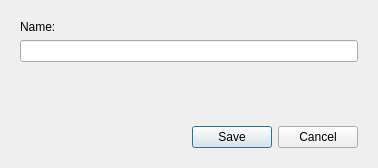
Before: the Qt Designer form POS-System/customerdialog.ui in AbdelkarimYT/Leaf, drawn with Qt 5.
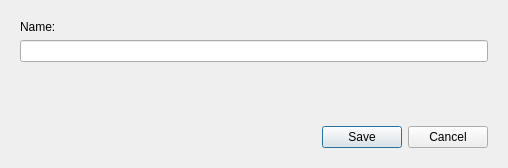
After: the same form once the commit is applied.

Patch:
```diff
--- a/POS-System/customerdialog.ui
+++ b/POS-System/customerdialog.ui
@@ -6,7 +6,7 @@
    <rect>
     <x>0</x>
     <y>0</y>
-    <width>378</width>
+    <width>508</width>
     <height>168</height>
    </rect>
   </property>
@@ -59,8 +59,8 @@
         </property>
         <property name="sizeHint" stdset="0">
          <size>
-          <width>170</width>
-          <height>20</height>
+          <width>300</width>
+          <height>0</height>
          </size>
         </property>
        </spacer>
```
